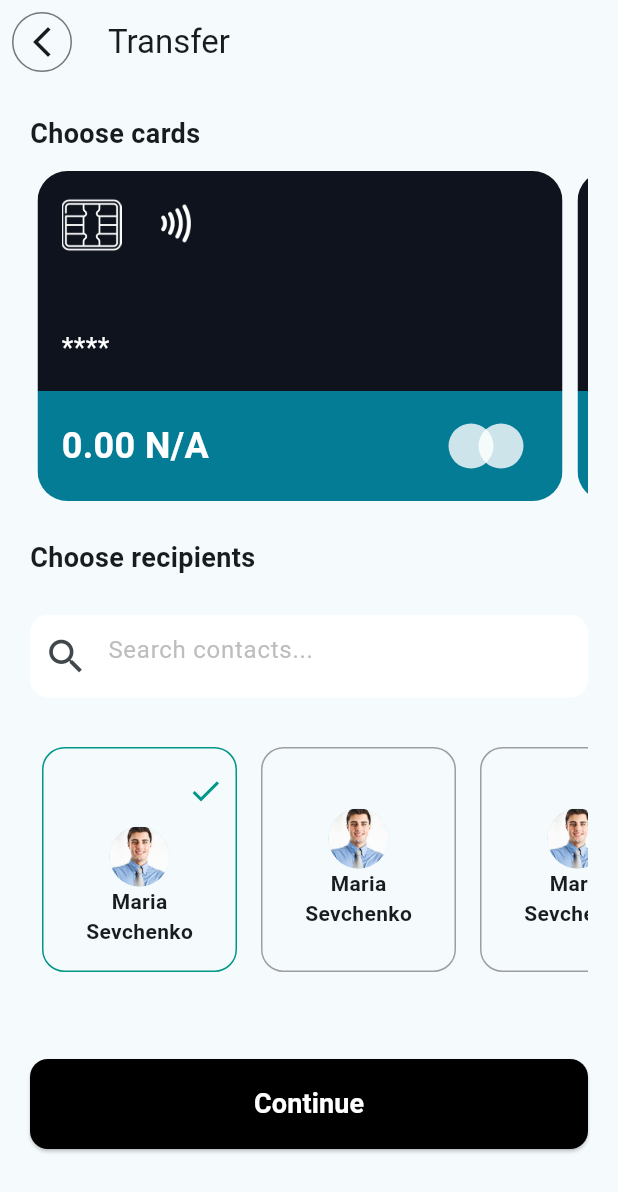
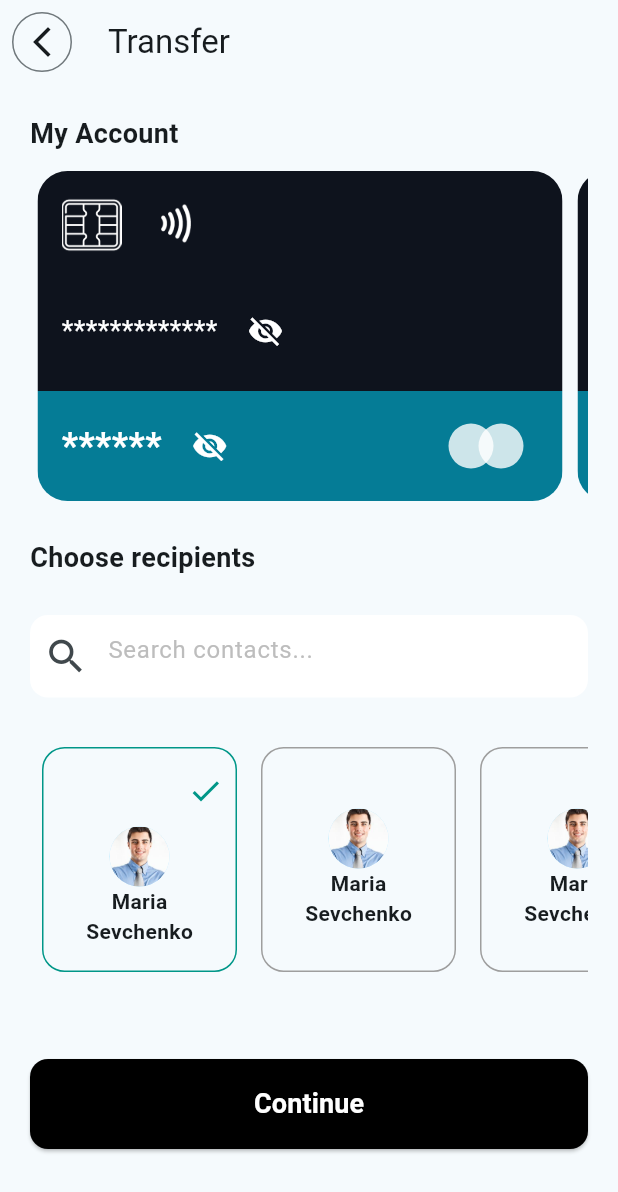
Before and after one commit to Y2ktorrez/YescaBank_Mobile-, a Flutter app: the TransferMoney screen opened directly, on a phone screen of 412 x 824 dp. Shown: the top 1192 px of the screen. Run offline on Flutter 3.47's test engine with Material 3 defaults, Android fonts, the phone set to English and light mode, and no system bars; our stand-ins replace modal_bottom_sheet, shared_preferences; accounts and stored records are empty; network calls fail.

Commit message:
agregando detallles, hace las pruebas correspondientes

```diff
--- a/lib/main.dart
+++ b/lib/main.dart
@@ -1,7 +1,7 @@
 import 'package:flutter/material.dart';
 import 'package:yescabank/screens/activity.dart';
 import 'package:yescabank/screens/home.dart';
-import 'package:yescabank/screens/my_cart.dart';
+import 'package:yescabank/screens/my_account.dart';
 import 'package:yescabank/screens/profile.dart';
 import 'package:yescabank/screens/scan.dart';
 import 'package:yescabank/services/token_storage.dart';
--- a/lib/screens/transfer_money.dart
+++ b/lib/screens/transfer_money.dart
@@ -67,7 +67,7 @@ class _TransferMoneyState extends State<TransferMoney> {
       crossAxisAlignment: CrossAxisAlignment.start,
       children: [
         const Text(
-          "Choose cards",
+          "My Account",
           style: TextStyle(fontSize: 18, fontWeight: FontWeight.bold),
         ),
         const SizedBox(height: 12),
--- a/lib/widgets/credit_cart.dart
+++ b/lib/widgets/credit_cart.dart
@@ -1,6 +1,6 @@
 import 'package:flutter/material.dart';
 
-class CreditCard extends StatelessWidget {
+class CreditCard extends StatefulWidget {
   final String nroAccount;
   final String balance;
   final String typeCurrency;
@@ -13,8 +13,33 @@ class CreditCard extends StatelessWidget {
   });
 
   @override
+  _CreditCardState createState() => _CreditCardState();
+}
+
+class _CreditCardState extends State<CreditCard> {
+  bool _isAccountHidden = true;
+  bool _isBalanceHidden = true;
+
+  void _toggleAccountVisibility() {
+    setState(() {
+      _isAccountHidden = !_isAccountHidden;
+    });
+  }
+
+  void _toggleBalanceVisibility() {
+    setState(() {
+      _isBalanceHidden = !_isBalanceHidden;
+    });
+  }
+
+  @override
   Widget build(BuildContext context) {
-    String fullAccountNumber = nroAccount;
+    String fullAccountNumber = _isAccountHidden
+        ? '*********${widget.nroAccount.substring(widget.nroAccount.length - 4)}'
+        : widget.nroAccount;
+
+    String displayedBalance =
+    _isBalanceHidden ? '******' : '${widget.balance} ${widget.typeCurrency}';
 
     return Container(
       height: 220,
@@ -52,19 +77,32 @@ class CreditCard extends StatelessWidget {
                     Positioned(
                       bottom: 16,
                       left: 16,
-                      child: Text(
+                      child: Row(
+                        children: [
+                          Text(
                             fullAccountNumber,
                             style: const TextStyle(
                               color: Colors.white,
                               fontSize: 18,
                             ),
                           ),
+                          const SizedBox(width: 8),
+                          IconButton(
+                            icon: Icon(
+                              _isAccountHidden
+                                  ? Icons.visibility_off
+                                  : Icons.visibility,
+                              color: Colors.white,
+                            ),
+                            onPressed: _toggleAccountVisibility,
+                          ),
+                        ],
+                      ),
                     ),
                   ],
                 ),
               ),
             ),
-
             Expanded(
               flex: 1,
               child: Container(
@@ -74,16 +112,28 @@ class CreditCard extends StatelessWidget {
                   child: Row(
                     mainAxisAlignment: MainAxisAlignment.spaceBetween,
                     children: [
-
+                      Row(
+                        children: [
                           Text(
-                        '$balance $typeCurrency',
+                            displayedBalance,
                             style: const TextStyle(
                               fontSize: 24,
                               fontWeight: FontWeight.bold,
                               color: Colors.white,
                             ),
                           ),
-
+                          const SizedBox(width: 8),
+                          IconButton(
+                            icon: Icon(
+                              _isBalanceHidden
+                                  ? Icons.visibility_off
+                                  : Icons.visibility,
+                              color: Colors.white,
+                            ),
+                            onPressed: _toggleBalanceVisibility,
+                          ),
+                        ],
+                      ),
                       Row(
                         mainAxisAlignment: MainAxisAlignment.start,
                         children: [
```
Also changed, not shown: lib/screens/my_account.dart (renamed from lib/screens/my_cart.dart, +62 -38 lines). Lines whose indentation alone changed are shown as unchanged.
